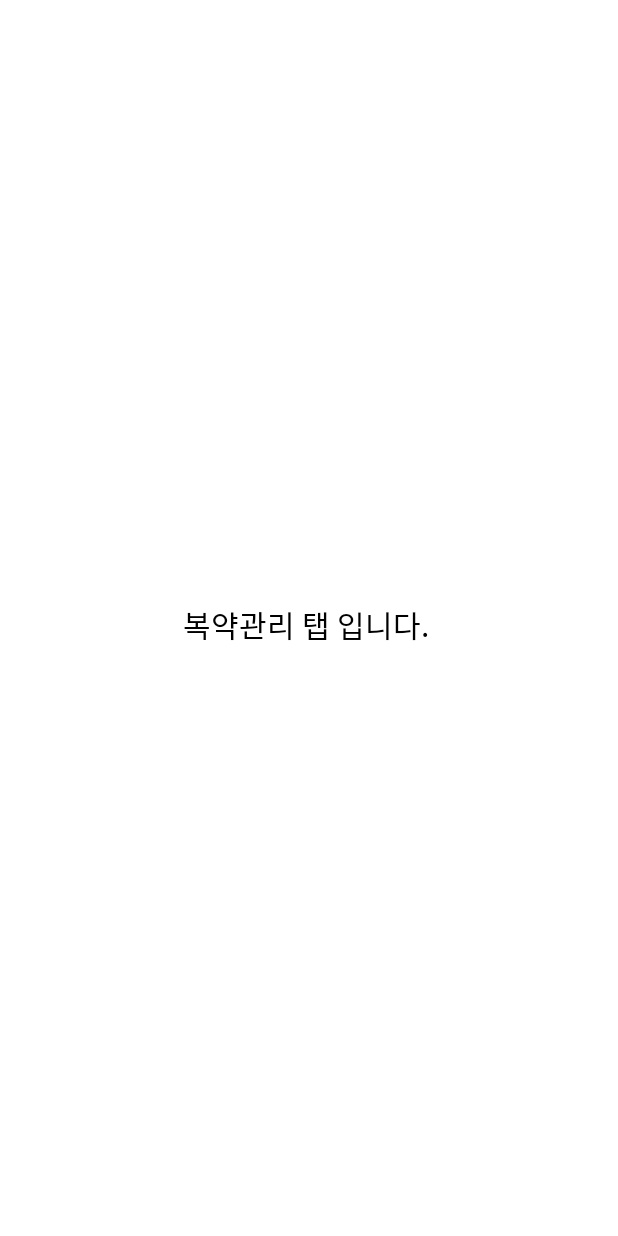
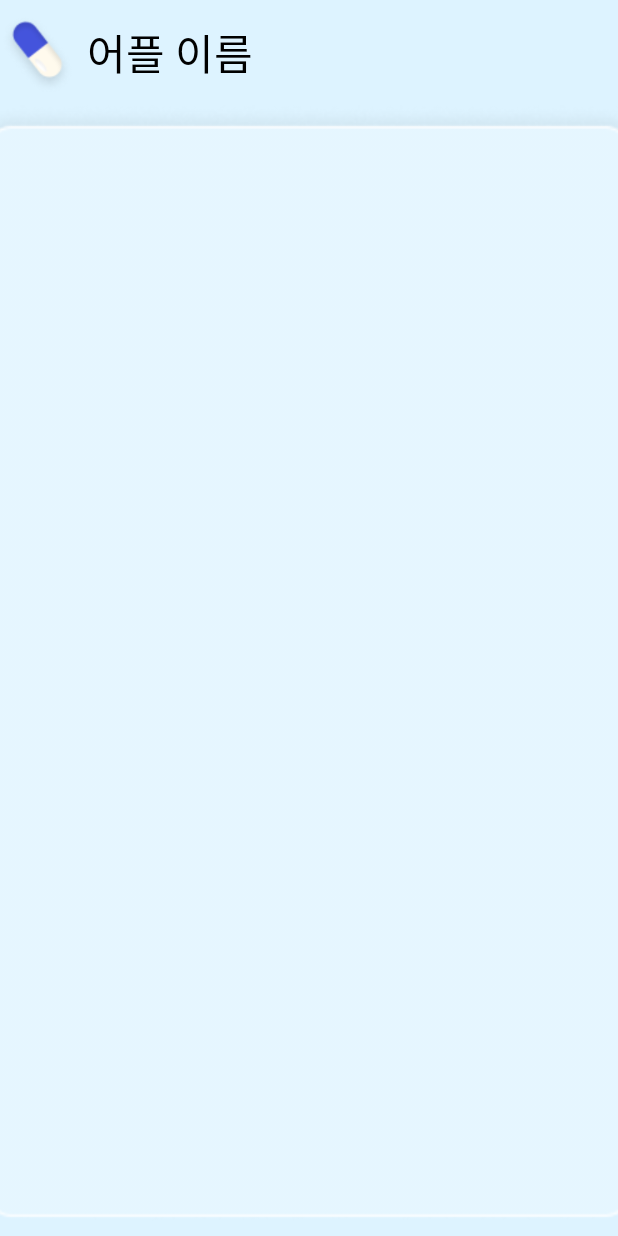
Before and after one commit to minzero31/2024-meit-frontend, an Android app: the ManagementFragment screen opened through its navigation route, on a phone screen of 412 x 824 dp. Before the commit the screen is almost empty. Run offline under Robolectric (Android 15) with nearby library versions, the light colour scheme and no system bars; our stand-ins replace navigation-ui.

Commit message:
Home 탭 &  복약관리탭 배경 layout 설정 #18 #3 #4

```diff
--- a/app/src/main/java/com/example/a2024_meit_frontend/network/RetrofitClient.kt
+++ b/app/src/main/java/com/example/a2024_meit_frontend/network/RetrofitClient.kt
@@ -4,7 +4,7 @@
 import retrofit2.converter.gson.GsonConverterFactory
 
 object RetrofitClient {
-    private const val BASE_URL = "http://172.20.7.155:5000"
+    private const val BASE_URL = "http://192.168.127.202:5000"
     // 에뮬레이터에서 Flask 서버에 연결할 때 사용하는 로컬 호스트 주소
     val instance: ApiService by lazy {
         val retrofit = Retrofit.Builder()
--- a/app/src/main/res/layout/fragment_management.xml
+++ b/app/src/main/res/layout/fragment_management.xml
@@ -1,26 +1,47 @@
 <?xml version="1.0" encoding="utf-8"?>
-<androidx.constraintlayout.widget.ConstraintLayout xmlns:android="http://schemas.android.com/apk/res/android"
+<LinearLayout
+    xmlns:android="http://schemas.android.com/apk/res/android"
     xmlns:app="http://schemas.android.com/apk/res-auto"
-    xmlns:tools="http://schemas.android.com/tools"
     android:layout_width="match_parent"
     android:layout_height="match_parent"
-    android:background="@color/white"
-    tools:context=".ui.management.ManagementFragment">
+    android:background="@color/sky_blue"
+    android:orientation="vertical"
+    android:paddingBottom="10dp">
 
-    <TextView
-        android:id="@+id/text_dashboard"
+    <!-- 가로로 로고 이미지와 어플 이름을 배치하는 LinearLayout -->
+    <LinearLayout
         android:layout_width="match_parent"
         android:layout_height="wrap_content"
-        android:layout_marginStart="8dp"
-        android:layout_marginTop="8dp"
-        android:layout_marginEnd="8dp"
-        android:textAlignment="center"
-        android:textSize="20sp"
-        android:text="복약관리 탭 입니다. "
-        android:background="@color/white"
-        android:textColor="@color/black"
-        app:layout_constraintBottom_toBottomOf="parent"
-        app:layout_constraintEnd_toEndOf="parent"
-        app:layout_constraintStart_toStartOf="parent"
-        app:layout_constraintTop_toTopOf="parent" />
-</androidx.constraintlayout.widget.ConstraintLayout>
+        android:orientation="horizontal"
+        android:layout_marginStart="0dp"
+        android:gravity="start">
+
+        <!-- 로고 이미지 -->
+        <ImageView
+            android:id="@+id/imageView2"
+            android:layout_width="50dp"
+            android:layout_height="70dp"
+            android:src="@drawable/ic_main_logo" />
+
+        <!-- 어플 이름 텍스트 -->
+        <TextView
+            android:id="@+id/app_name"
+            android:layout_width="wrap_content"
+            android:layout_height="wrap_content"
+            android:layout_marginStart="8dp"
+            android:text="어플 이름"
+            android:textColor="@color/black"
+            android:textSize="28sp"
+            android:layout_gravity="center_vertical" />
+
+    </LinearLayout>
+
+    <!-- 아래에 배경 이미지 -->
+    <ImageView
+        android:id="@+id/background_image"
+        android:layout_width="match_parent"
+        android:layout_height="0dp"
+        android:layout_weight="1"
+        android:src="@drawable/ic_main_background"
+        android:scaleType="centerCrop" />
+</LinearLayout>
```
Also changed, not shown: app/src/main/res/layout/fragment_home.xml (+39 -19 lines), app/src/main/res/drawable/ic_main_background.png (added), app/src/main/res/drawable/ic_main_logo.png (added).
